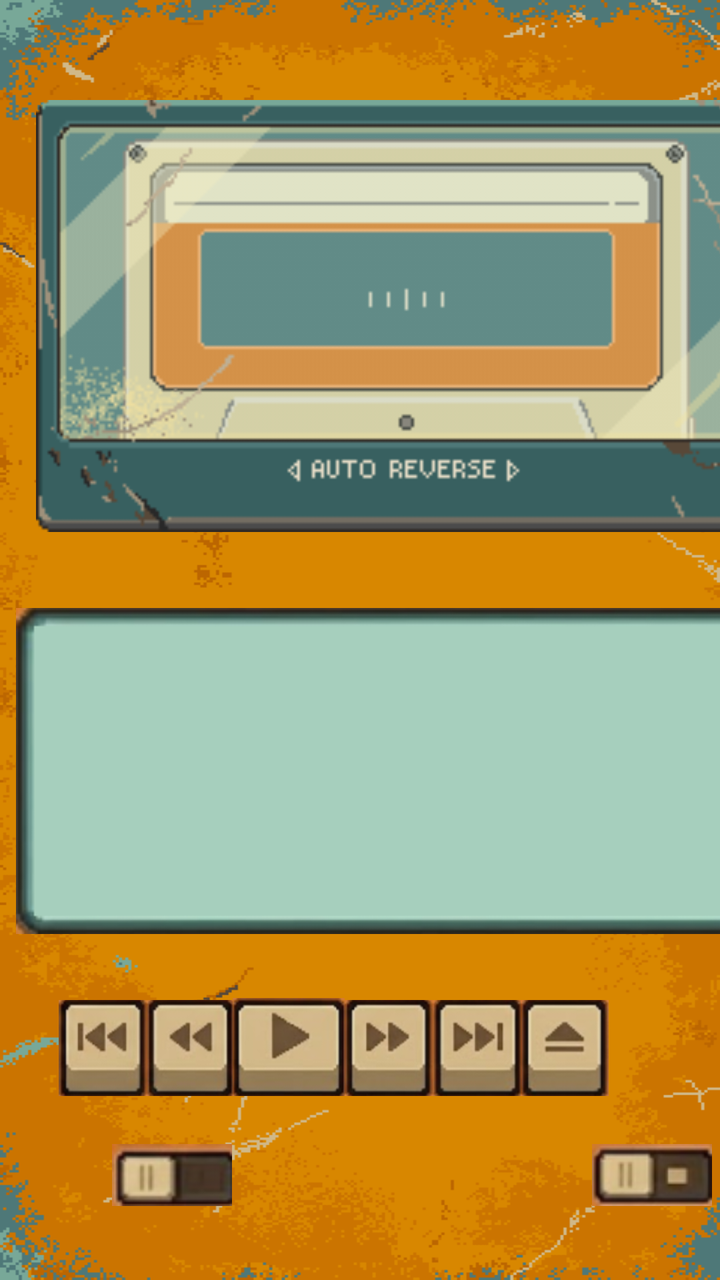
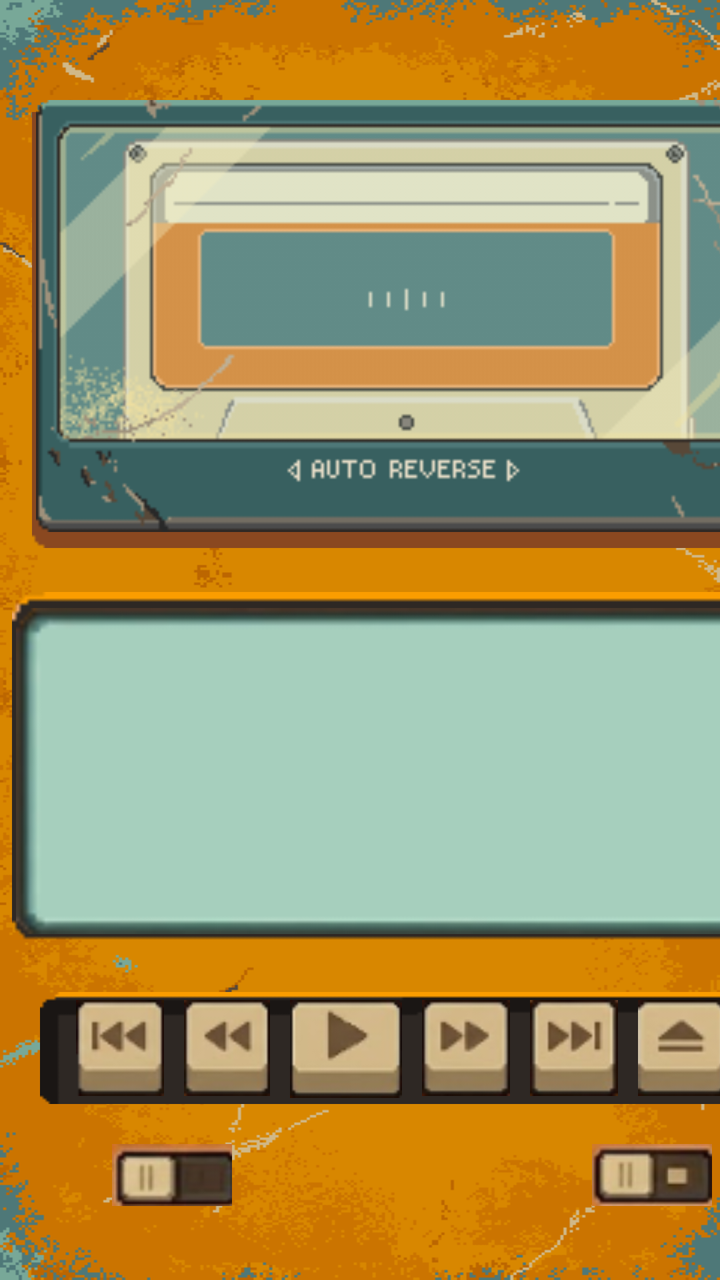

The first picture is an Android layout as it rendered before a commit; the second is the same layout after the commit. The layout source and the unified diff follow.
<!-- AndroidManifest.xml: application theme Theme.PixelTapePlayer -->
<!-- res/layout/activity_deck.xml -->
<?xml version="1.0" encoding="utf-8"?>
<androidx.constraintlayout.widget.ConstraintLayout
    xmlns:android="http://schemas.android.com/apk/res/android"
    xmlns:app="http://schemas.android.com/apk/res-auto"
    xmlns:tools="http://schemas.android.com/tools"
    android:id="@+id/root_layout"
    android:layout_width="match_parent"
    android:layout_height="match_parent"
    android:background="@drawable/chassis_texture_portrait"
    tools:device="id:pixel_8">

    
    
    

    
    <ImageView
        android:id="@+id/cassette_bay"
        android:layout_width="375dp"
        android:layout_height="216dp"
        android:layout_marginStart="18dp"
        android:layout_marginTop="50dp"
        android:contentDescription="Cassette Deck Bay"
        android:scaleType="fitXY"
        android:src="@drawable/deck_empty_base"
        app:layout_constraintStart_toStartOf="parent"
        app:layout_constraintTop_toTopOf="parent" />

    
    <ImageView
        android:id="@+id/cassette_bay_open"
        android:layout_width="375dp"
        android:layout_height="216dp"
        android:layout_marginStart="18dp"
        android:layout_marginTop="50dp"
        android:contentDescription="Open Cassette Deck Bay"
        android:scaleType="fitXY"
        android:src="@drawable/deck_open_base_back"
        android:visibility="gone"
        app:layout_constraintStart_toStartOf="parent"
        app:layout_constraintTop_toTopOf="parent"
        tools:visibility="visible" />

    
    <ImageView
        android:id="@+id/cassette_tape"
        android:layout_width="375dp"
        android:layout_height="216dp"
        android:layout_marginStart="18dp"
        android:layout_marginTop="50dp"
        android:contentDescription="Cassette Tape Body"
        android:scaleType="fitXY"
        android:src="@drawable/deck_cassette_shell"
        app:layout_constraintStart_toStartOf="parent"
        app:layout_constraintTop_toTopOf="parent" />

    
    <ImageView
        android:id="@+id/deck_door_closed"
        android:layout_width="375dp"
        android:layout_height="216dp"
        android:layout_marginStart="18dp"
        android:layout_marginTop="50dp"
        android:contentDescription="Closed Cassette Door"
        android:scaleType="fitXY"
        android:src="@drawable/deck_cassette_front"
        app:layout_constraintStart_toStartOf="parent"
        app:layout_constraintTop_toTopOf="parent" />

    
    <ImageView
        android:id="@+id/deck_door_open"
        android:layout_width="423dp"
        android:layout_height="117dp"
        android:layout_marginStart="-8dp"
        android:layout_marginTop="149dp"
        android:contentDescription="Open Cassette Door"
        android:scaleType="fitXY"
        android:src="@drawable/deck_door_open_front"
        android:visibility="gone"
        app:layout_constraintStart_toStartOf="parent"
        app:layout_constraintTop_toTopOf="parent"
        tools:visibility="visible" />

    
    
    

    

    
    <ImageView
        android:id="@+id/speaker_vents"
        android:layout_width="315dp"
        android:layout_height="75dp"
        android:layout_marginStart="48dp"
        android:layout_marginTop="736dp"
        android:contentDescription="Speaker Vents"
        android:scaleType="fitXY"
        android:src="@drawable/chassis_speaker_vents"
        app:layout_constraintStart_toStartOf="parent"
        app:layout_constraintTop_toTopOf="parent" />

    

    

    <ImageView
        android:id="@+id/lcd_display"
        android:layout_width="392dp"
        android:layout_height="163dp"
        android:layout_marginStart="8dp"
        android:layout_marginTop="304dp"
        android:contentDescription="LCD Display Frame"
        android:scaleType="fitXY"
        android:src="@drawable/chassis_lcd_frame"
        app:layout_constraintStart_toStartOf="parent"
        app:layout_constraintTop_toTopOf="parent" />

    <ImageView
        android:id="@+id/switch_repeat"
        android:layout_width="60dp"
        android:layout_height="31dp"
        android:layout_marginStart="296dp"
        android:layout_marginTop="572dp"
        android:contentDescription="Repeat Switch"
        android:scaleType="fitXY"
        android:src="@drawable/switch_repeat_off"
        app:layout_constraintStart_toStartOf="parent"
        app:layout_constraintTop_toTopOf="parent" />

    <ImageView
        android:id="@+id/switch_shuffle"
        android:layout_width="60dp"
        android:layout_height="31dp"
        android:layout_marginStart="56dp"
        android:layout_marginTop="572dp"
        android:contentDescription="Shuffle Switch"
        android:scaleType="fitXY"
        android:src="@drawable/switch_shuffle_off"
        app:layout_constraintStart_toStartOf="parent"
        app:layout_constraintTop_toTopOf="parent" />

    

    <ImageView
        android:id="@+id/btn_skip_prev"
        android:layout_width="44dp"
        android:layout_height="48dp"
        android:layout_marginStart="23dp"
        android:layout_marginTop="500dp"
        android:contentDescription="Previous Track"
        android:scaleType="fitXY"
        android:src="@drawable/btn_skip_prev_unpressed"
        app:layout_constraintEnd_toStartOf="@+id/btn_rewind"
        app:layout_constraintHorizontal_bias="0.71"
        app:layout_constraintHorizontal_chainStyle="packed"
        app:layout_constraintStart_toStartOf="parent"
        app:layout_constraintTop_toTopOf="parent" />

    <ImageView
        android:id="@+id/btn_rewind"
        android:layout_width="43dp"
        android:layout_height="48dp"
        android:contentDescription="Rewind"
        android:scaleType="fitXY"
        android:src="@drawable/btn_rewind_unpressed"
        app:layout_constraintBottom_toBottomOf="@+id/btn_skip_prev"
        app:layout_constraintEnd_toStartOf="@+id/btn_play"
        app:layout_constraintStart_toEndOf="@+id/btn_skip_prev" />

    <ImageView
        android:id="@+id/btn_play"
        android:layout_width="56dp"
        android:layout_height="49dp"
        android:contentDescription="Play"
        android:scaleType="fitXY"
        android:src="@drawable/btn_play_unpressed"
        app:layout_constraintBottom_toBottomOf="@+id/btn_rewind"
        app:layout_constraintEnd_toStartOf="@+id/btn_fast_fwd"
        app:layout_constraintStart_toEndOf="@+id/btn_rewind" />

    <ImageView
        android:id="@+id/btn_fast_fwd"
        android:layout_width="44dp"
        android:layout_height="48dp"
        android:contentDescription="Fast Forward"
        android:scaleType="fitXY"
        android:src="@drawable/btn_fast_fwd_unpressed"
        app:layout_constraintBottom_toBottomOf="@+id/btn_play"
        app:layout_constraintEnd_toStartOf="@+id/btn_skip_next"
        app:layout_constraintStart_toEndOf="@+id/btn_play" />

    <ImageView
        android:id="@+id/btn_skip_next"
        android:layout_width="44dp"
        android:layout_height="48dp"
        android:contentDescription="Next Track"
        android:scaleType="fitXY"
        android:src="@drawable/btn_skip_next_unpressed"
        app:layout_constraintBottom_toBottomOf="@+id/btn_fast_fwd"
        app:layout_constraintEnd_toStartOf="@+id/btn_stop"
        app:layout_constraintStart_toEndOf="@+id/btn_fast_fwd" />

    <ImageView
        android:id="@+id/btn_stop"
        android:layout_width="42dp"
        android:layout_height="48dp"
        android:layout_marginEnd="55dp"
        android:contentDescription="Stop"
        android:scaleType="fitXY"
        android:src="@drawable/btn_stop_unpressed"
        app:layout_constraintBottom_toBottomOf="@+id/btn_skip_next"
        app:layout_constraintEnd_toEndOf="parent"
        app:layout_constraintStart_toEndOf="@+id/btn_skip_next" />

    
    <ImageView
        android:id="@+id/btn_eject"
        android:layout_width="44dp"
        android:layout_height="48dp"
        android:contentDescription="Eject Button"
        android:scaleType="fitXY"
        android:src="@drawable/btn_eject_unpressed"
        app:layout_constraintBottom_toBottomOf="@+id/btn_stop"
        app:layout_constraintStart_toStartOf="@+id/btn_stop" />

</androidx.constraintlayout.widget.ConstraintLayout>
<!-- resources referenced by this layout -->
<resources>
  <!-- drawable btn_eject_unpressed: png bitmap (drawable-nodpi, 7022 bytes) -->
  <!-- drawable btn_fast_fwd_unpressed: png bitmap (drawable-nodpi, 7840 bytes) -->
  <!-- drawable btn_play_unpressed: png bitmap (drawable-nodpi, 8671 bytes) -->
  <!-- drawable btn_rewind_unpressed: png bitmap (drawable-nodpi, 7788 bytes) -->
  <!-- drawable btn_skip_next_unpressed: png bitmap (drawable-nodpi, 7761 bytes) -->
  <!-- drawable btn_skip_prev_unpressed: png bitmap (drawable-nodpi, 8140 bytes) -->
  <!-- drawable btn_stop_unpressed: png bitmap (drawable-nodpi, 6037 bytes) -->
  <!-- drawable chassis_lcd_frame: png bitmap (drawable-nodpi, 9747 bytes) -->
  <!-- drawable chassis_speaker_vents: png bitmap (drawable-nodpi, 7571 bytes) -->
  <!-- drawable chassis_texture_portrait: png bitmap (drawable-nodpi, 17614 bytes) -->
  <!-- drawable deck_cassette_front: png bitmap (drawable-nodpi, 4265 bytes) -->
  <!-- drawable deck_cassette_shell: png bitmap (drawable-nodpi, 1552 bytes) -->
  <!-- drawable deck_door_open_front: png bitmap (drawable-nodpi, 2489 bytes) -->
  <!-- drawable deck_empty_base: png bitmap (drawable-nodpi, 582 bytes) -->
  <!-- drawable deck_open_base_back: png bitmap (drawable-nodpi, 487 bytes) -->
  <!-- drawable switch_repeat_off: png bitmap (drawable-nodpi, 3446 bytes) -->
  <!-- drawable switch_shuffle_off: png bitmap (drawable-nodpi, 3300 bytes) -->
  <style name="Theme.PixelTapePlayer" parent="android:Theme.Material.Light.NoActionBar">
          <item name="android:statusBarColor">#121014</item>
          <item name="android:navigationBarColor">#121014</item>
      </style>
</resources>

<!-- the commit's change to res/layout/activity_deck.xml (unified diff, before → after) -->
@@ -14,6 +14,21 @@
     
 
     
+
+    
+    <ImageView
+        android:id="@+id/chassis_bay_bevels"
+        android:layout_width="377dp"
+        android:layout_height="218dp"
+        android:layout_marginStart="16dp"
+        android:layout_marginTop="56dp"
+        android:contentDescription="Tape Deck Bevels"
+        android:scaleType="fitXY"
+        android:src="@drawable/chassis_bay_bevels"
+        app:layout_constraintStart_toStartOf="parent"
+        app:layout_constraintTop_toTopOf="parent"
+        tools:visibility="visible" />
+
     <ImageView
         android:id="@+id/cassette_bay"
         android:layout_width="375dp"
@@ -39,7 +54,7 @@
         android:visibility="gone"
         app:layout_constraintStart_toStartOf="parent"
         app:layout_constraintTop_toTopOf="parent"
-        tools:visibility="visible" />
+        tools:visibility="invisible" />
 
     
     <ImageView
@@ -80,7 +95,7 @@
         android:visibility="gone"
         app:layout_constraintStart_toStartOf="parent"
         app:layout_constraintTop_toTopOf="parent"
-        tools:visibility="visible" />
+        tools:visibility="invisible" />
 
     
     
@@ -105,6 +120,20 @@
 
     
 
+    
+    <ImageView
+        android:id="@+id/chassis_lcd_bevels"
+        android:layout_width="396dp"
+        android:layout_height="175dp"
+        android:layout_marginStart="6dp"
+        android:layout_marginTop="296dp"
+        android:contentDescription="LCD Bevels"
+        android:scaleType="fitXY"
+        android:src="@drawable/chassis_lcd_bevels"
+        app:layout_constraintStart_toStartOf="parent"
+        app:layout_constraintTop_toTopOf="parent"
+        tools:visibility="visible" />
+
     <ImageView
         android:id="@+id/lcd_display"
         android:layout_width="392dp"
@@ -143,18 +172,29 @@
 
     
 
+    
+    <ImageView
+        android:id="@+id/chassis_btn_backing"
+        android:layout_width="370dp"
+        android:layout_height="56dp"
+        android:layout_marginStart="20dp"
+        android:layout_marginTop="496dp"
+        android:contentDescription="Button Backing"
+        android:scaleType="fitXY"
+        android:src="@drawable/chassis_btn_backing"
+        app:layout_constraintStart_toStartOf="parent"
+        app:layout_constraintTop_toTopOf="parent"
+        tools:visibility="visible" />
+
     <ImageView
         android:id="@+id/btn_skip_prev"
         android:layout_width="44dp"
         android:layout_height="48dp"
-        android:layout_marginStart="23dp"
+        android:layout_marginStart="38dp"
         android:layout_marginTop="500dp"
         android:contentDescription="Previous Track"
         android:scaleType="fitXY"
         android:src="@drawable/btn_skip_prev_unpressed"
-        app:layout_constraintEnd_toStartOf="@+id/btn_rewind"
-        app:layout_constraintHorizontal_bias="0.71"
-        app:layout_constraintHorizontal_chainStyle="packed"
         app:layout_constraintStart_toStartOf="parent"
         app:layout_constraintTop_toTopOf="parent" />
 
@@ -162,56 +202,55 @@
         android:id="@+id/btn_rewind"
         android:layout_width="43dp"
         android:layout_height="48dp"
+        android:layout_marginStart="10dp"
         android:contentDescription="Rewind"
         android:scaleType="fitXY"
         android:src="@drawable/btn_rewind_unpressed"
-        app:layout_constraintBottom_toBottomOf="@+id/btn_skip_prev"
-        app:layout_constraintEnd_toStartOf="@+id/btn_play"
+        app:layout_constraintTop_toTopOf="@+id/btn_skip_prev"
         app:layout_constraintStart_toEndOf="@+id/btn_skip_prev" />
 
     <ImageView
         android:id="@+id/btn_play"
         android:layout_width="56dp"
         android:layout_height="49dp"
+        android:layout_marginStart="10dp"
         android:contentDescription="Play"
         android:scaleType="fitXY"
         android:src="@drawable/btn_play_unpressed"
-        app:layout_constraintBottom_toBottomOf="@+id/btn_rewind"
-        app:layout_constraintEnd_toStartOf="@+id/btn_fast_fwd"
+        app:layout_constraintTop_toTopOf="@+id/btn_skip_prev"
         app:layout_constraintStart_toEndOf="@+id/btn_rewind" />
 
     <ImageView
         android:id="@+id/btn_fast_fwd"
         android:layout_width="44dp"
         android:layout_height="48dp"
+        android:layout_marginStart="10dp"
         android:contentDescription="Fast Forward"
         android:scaleType="fitXY"
         android:src="@drawable/btn_fast_fwd_unpressed"
-        app:layout_constraintBottom_toBottomOf="@+id/btn_play"
-        app:layout_constraintEnd_toStartOf="@+id/btn_skip_next"
+        app:layout_constraintTop_toTopOf="@+id/btn_skip_prev"
         app:layout_constraintStart_toEndOf="@+id/btn_play" />
 
     <ImageView
         android:id="@+id/btn_skip_next"
         android:layout_width="44dp"
         android:layout_height="48dp"
+        android:layout_marginStart="10dp"
         android:contentDescription="Next Track"
         android:scaleType="fitXY"
         android:src="@drawable/btn_skip_next_unpressed"
-        app:layout_constraintBottom_toBottomOf="@+id/btn_fast_fwd"
-        app:layout_constraintEnd_toStartOf="@+id/btn_stop"
+        app:layout_constraintTop_toTopOf="@+id/btn_skip_prev"
         app:layout_constraintStart_toEndOf="@+id/btn_fast_fwd" />
 
     <ImageView
         android:id="@+id/btn_stop"
         android:layout_width="42dp"
         android:layout_height="48dp"
-        android:layout_marginEnd="55dp"
+        android:layout_marginStart="10dp"
         android:contentDescription="Stop"
         android:scaleType="fitXY"
         android:src="@drawable/btn_stop_unpressed"
-        app:layout_constraintBottom_toBottomOf="@+id/btn_skip_next"
-        app:layout_constraintEnd_toEndOf="parent"
+        app:layout_constraintTop_toTopOf="@+id/btn_skip_prev"
         app:layout_constraintStart_toEndOf="@+id/btn_skip_next" />
 
     
@@ -222,7 +261,7 @@
         android:contentDescription="Eject Button"
         android:scaleType="fitXY"
         android:src="@drawable/btn_eject_unpressed"
-        app:layout_constraintBottom_toBottomOf="@+id/btn_stop"
+        app:layout_constraintTop_toTopOf="@+id/btn_stop"
         app:layout_constraintStart_toStartOf="@+id/btn_stop" />
 
 </androidx.constraintlayout.widget.ConstraintLayout>
<!-- resource entries referenced after the edit -->
@@ -1,13 +1,16 @@
 <!-- resources referenced by this layout -->
 <resources>
-  <!-- drawable btn_eject_unpressed: png bitmap (drawable-nodpi, 7022 bytes) -->
-  <!-- drawable btn_fast_fwd_unpressed: png bitmap (drawable-nodpi, 7840 bytes) -->
-  <!-- drawable btn_play_unpressed: png bitmap (drawable-nodpi, 8671 bytes) -->
-  <!-- drawable btn_rewind_unpressed: png bitmap (drawable-nodpi, 7788 bytes) -->
-  <!-- drawable btn_skip_next_unpressed: png bitmap (drawable-nodpi, 7761 bytes) -->
-  <!-- drawable btn_skip_prev_unpressed: png bitmap (drawable-nodpi, 8140 bytes) -->
-  <!-- drawable btn_stop_unpressed: png bitmap (drawable-nodpi, 6037 bytes) -->
-  <!-- drawable chassis_lcd_frame: png bitmap (drawable-nodpi, 9747 bytes) -->
+  <!-- drawable btn_eject_unpressed: png bitmap (drawable-nodpi, 1804 bytes) -->
+  <!-- drawable btn_fast_fwd_unpressed: png bitmap (drawable-nodpi, 2179 bytes) -->
+  <!-- drawable btn_play_unpressed: png bitmap (drawable-nodpi, 2432 bytes) -->
+  <!-- drawable btn_rewind_unpressed: png bitmap (drawable-nodpi, 2206 bytes) -->
+  <!-- drawable btn_skip_next_unpressed: png bitmap (drawable-nodpi, 2256 bytes) -->
+  <!-- drawable btn_skip_prev_unpressed: png bitmap (drawable-nodpi, 2245 bytes) -->
+  <!-- drawable btn_stop_unpressed: png bitmap (drawable-nodpi, 1580 bytes) -->
+  <!-- drawable chassis_bay_bevels: png bitmap (drawable-nodpi, 545 bytes) -->
+  <!-- drawable chassis_btn_backing: png bitmap (drawable-nodpi, 329 bytes) -->
+  <!-- drawable chassis_lcd_bevels: png bitmap (drawable-nodpi, 434 bytes) -->
+  <!-- drawable chassis_lcd_frame: png bitmap (drawable-nodpi, 3098 bytes) -->
   <!-- drawable chassis_speaker_vents: png bitmap (drawable-nodpi, 7571 bytes) -->
   <!-- drawable chassis_texture_portrait: png bitmap (drawable-nodpi, 17614 bytes) -->
   <!-- drawable deck_cassette_front: png bitmap (drawable-nodpi, 4265 bytes) -->
